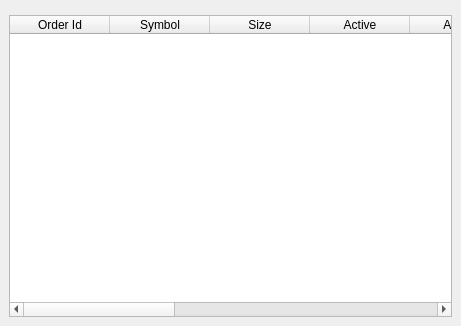
First picture: the form in branches/0.2/profit/widgets/ui_orderdisplay.ui, repository radupaul/profitpy, before the edit.
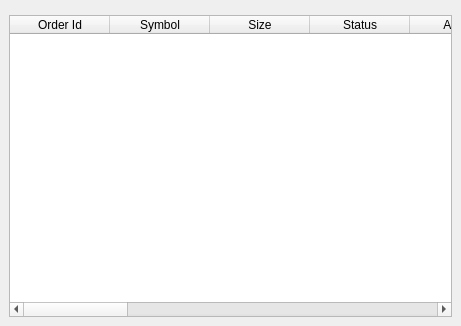
Second picture: the form after the edit. Custom widgets are drawn as their Qt base class.

What changed in the file:
```diff
--- a/branches/0.2/profit/widgets/ui_orderdisplay.ui
+++ b/branches/0.2/profit/widgets/ui_orderdisplay.ui
@@ -47,7 +47,7 @@
      </column>
      <column>
       <property name="text" >
-       <string>Active</string>
+       <string>Status</string>
       </property>
      </column>
      <column>
@@ -85,6 +85,31 @@
        <string>Remaining</string>
       </property>
      </column>
+     <column>
+      <property name="text" >
+       <string>Average Fill Price</string>
+      </property>
+     </column>
+     <column>
+      <property name="text" >
+       <string>Last Fill Price</string>
+      </property>
+     </column>
+     <column>
+      <property name="text" >
+       <string>Parent Id</string>
+      </property>
+     </column>
+     <column>
+      <property name="text" >
+       <string>Client Id</string>
+      </property>
+     </column>
+     <column>
+      <property name="text" >
+       <string>Perm Id</string>
+      </property>
+     </column>
     </widget>
    </item>
   </layout>
```
